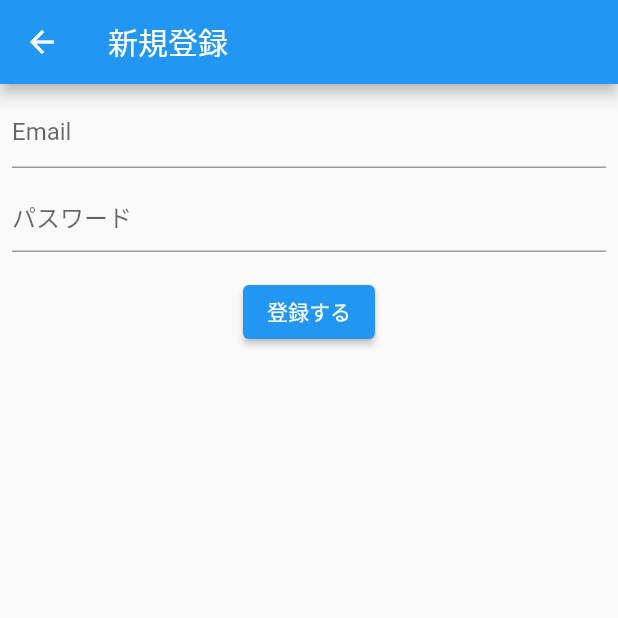
After one commit to levure-s/FanCale, a Flutter app: the RegisterPage screen opened directly, on a phone screen of 412 x 824 dp, the top half of it. The commit adds this screen. Run offline on Flutter 3.47's test engine with Material 2 defaults, Android fonts, the phone set to English and light mode, and no system bars; our stand-ins replace cloud_firestore, firebase_auth, firebase_core, firebase_storage, image_picker, table_calendar; accounts and stored records are empty.

Commit message:
separate_register_form

```diff
--- /dev/null
+++ b/lib/register/register_form.dart
@@ -0,0 +1,67 @@
+import 'package:fancale/register/register_model.dart';
+import 'package:flutter/material.dart';
+import 'package:provider/provider.dart';
+
+class RegisterFrom extends StatelessWidget {
+  const RegisterFrom({super.key});
+
+  @override
+  Widget build(BuildContext context) {
+    final model = context.watch<RegisterModel>();
+
+    return Stack(
+      children: [
+        Padding(
+            padding: const EdgeInsets.all(8.0),
+            child: Column(
+              children: [
+                TextField(
+                  controller: model.titleController,
+                  decoration: const InputDecoration(hintText: 'Email'),
+                  onChanged: (text) {
+                    model.setEmail(text);
+                  },
+                ),
+                const SizedBox(
+                  height: 8,
+                ),
+                TextField(
+                  controller: model.autherController,
+                  decoration: const InputDecoration(hintText: 'パスワード'),
+                  onChanged: (text) {
+                    model.setPaaword(text);
+                  },
+                  obscureText: true,
+                ),
+                const SizedBox(
+                  height: 16,
+                ),
+                ElevatedButton(
+                    onPressed: () async {
+                      model.startLoading();
+
+                      try {
+                        await model.signUp();
+                        Navigator.of(context).pop();
+                      } catch (e) {
+                        final snackBar = SnackBar(
+                            backgroundColor: Colors.red,
+                            content: Text(e.toString()));
+                        ScaffoldMessenger.of(context).showSnackBar(snackBar);
+                      } finally {
+                        model.endLoading();
+                      }
+                    },
+                    child: const Text('登録する'))
+              ],
+            )),
+        if (model.isLoading)
+          Container(
+              color: Colors.black54,
+              child: const Center(
+                child: CircularProgressIndicator(),
+              ))
+      ],
+    );
+  }
+}
```
Also changed, not shown: lib/register/register_page.dart (+3 -62 lines).
